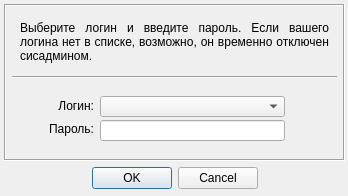
Before: the Qt Designer form Apps/AdminModule_QT/dialoglogin.ui in DenMMM/TLK, drawn with Qt 5.
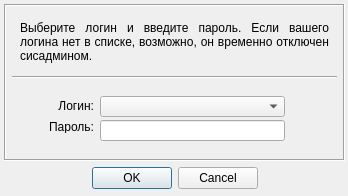
After: the same form once the commit is applied.

The edit to the form file:
```diff
--- a/Apps/AdminModule_QT/dialoglogin.ui
+++ b/Apps/AdminModule_QT/dialoglogin.ui
@@ -99,9 +99,9 @@
     <property name="geometry">
      <rect>
       <x>39</x>
-      <y>115</y>
+      <y>116</y>
       <width>51</width>
-      <height>20</height>
+      <height>13</height>
      </rect>
     </property>
     <property name="text">
```
Left out of the diff: 3 changed lines with no effect on the pictures.
